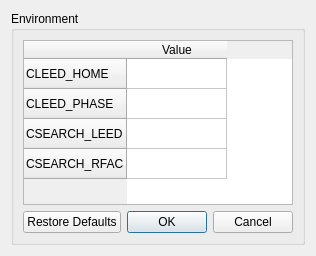
First picture: the form in src/gui/EnvironmentDialog.ui, repository Liam-Deacon/cleed-gui, before the edit.
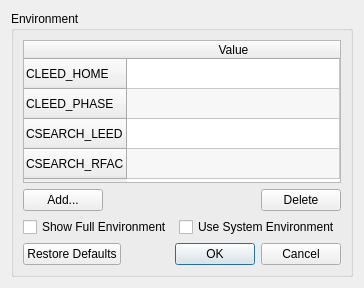
Second picture: the form after the edit. Icons and pictures are not drawn.

Commit message: Added first attempt at controlling environment via dialog.

```diff
--- a/src/gui/EnvironmentDialog.ui
+++ b/src/gui/EnvironmentDialog.ui
@@ -6,8 +6,8 @@
    <rect>
     <x>0</x>
     <y>0</y>
-    <width>301</width>
-    <height>256</height>
+    <width>327</width>
+    <height>288</height>
    </rect>
   </property>
   <property name="windowTitle">
@@ -28,6 +28,15 @@
        <layout class="QVBoxLayout" name="verticalLayout">
         <item>
          <widget class="QTableWidget" name="tableWidget">
+          <property name="alternatingRowColors">
+           <bool>true</bool>
+          </property>
+          <property name="selectionBehavior">
+           <enum>QAbstractItemView::SelectItems</enum>
+          </property>
+          <attribute name="horizontalHeaderStretchLastSection">
+           <bool>true</bool>
+          </attribute>
           <row>
            <property name="text">
             <string>CLEED_HOME</string>
@@ -65,11 +74,84 @@
           </item>
          </widget>
         </item>
+        <item>
+         <layout class="QHBoxLayout" name="horizontalLayout_2">
+          <item>
+           <widget class="QPushButton" name="addVariableButton">
+            <property name="text">
+             <string>Add...</string>
+            </property>
+            <property name="icon">
+             <iconset resource="res/res.qrc">
+              <normaloff>:/plus.svg</normaloff>:/plus.svg</iconset>
+            </property>
+           </widget>
+          </item>
+          <item>
+           <spacer name="horizontalSpacer_2">
+            <property name="orientation">
+             <enum>Qt::Horizontal</enum>
+            </property>
+            <property name="sizeHint" stdset="0">
+             <size>
+              <width>40</width>
+              <height>20</height>
+             </size>
+            </property>
+           </spacer>
+          </item>
+          <item>
+           <widget class="QPushButton" name="deleteVariableButton">
+            <property name="text">
+             <string>Delete</string>
+            </property>
+            <property name="icon">
+             <iconset resource="res/res.qrc">
+              <normaloff>:/x.svg</normaloff>:/x.svg</iconset>
+            </property>
+           </widget>
+          </item>
+         </layout>
+        </item>
+        <item>
+         <layout class="QHBoxLayout" name="horizontalLayout">
+          <item>
+           <widget class="QCheckBox" name="showFullEnvironmentCheckBox">
+            <property name="text">
+             <string>Show Full Environment</string>
+            </property>
+           </widget>
+          </item>
+          <item>
+           <spacer name="horizontalSpacer">
+            <property name="orientation">
+             <enum>Qt::Horizontal</enum>
+            </property>
+            <property name="sizeHint" stdset="0">
+             <size>
+              <width>40</width>
+              <height>20</height>
+             </size>
+            </property>
+           </spacer>
+          </item>
+          <item>
+           <widget class="QCheckBox" name="systemEnvironmentCheckBox">
+            <property name="text">
+             <string>Use System Environment</string>
+            </property>
+           </widget>
+          </item>
+         </layout>
+        </item>
         <item>
          <widget class="QDialogButtonBox" name="buttonBox">
           <property name="standardButtons">
            <set>QDialogButtonBox::Cancel|QDialogButtonBox::Ok|QDialogButtonBox::RestoreDefaults</set>
           </property>
+          <property name="centerButtons">
+           <bool>false</bool>
+          </property>
          </widget>
         </item>
        </layout>
```
Left out of the diff: 8 changed lines with no effect on the pictures. The commit also changes 1 other file.
